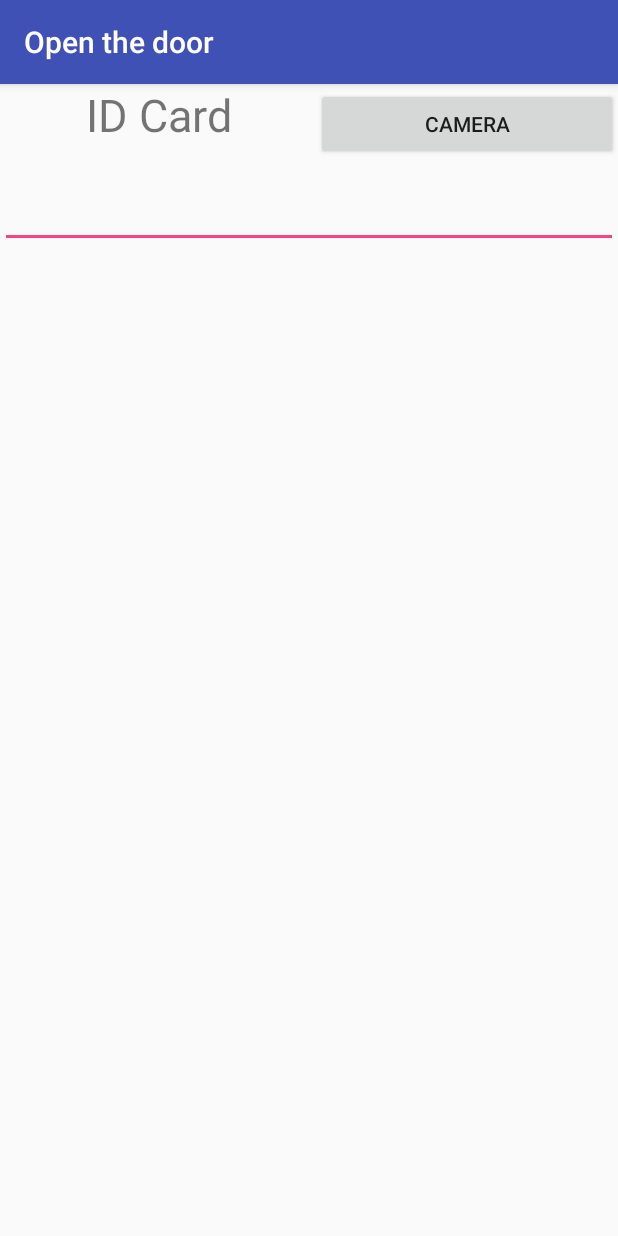
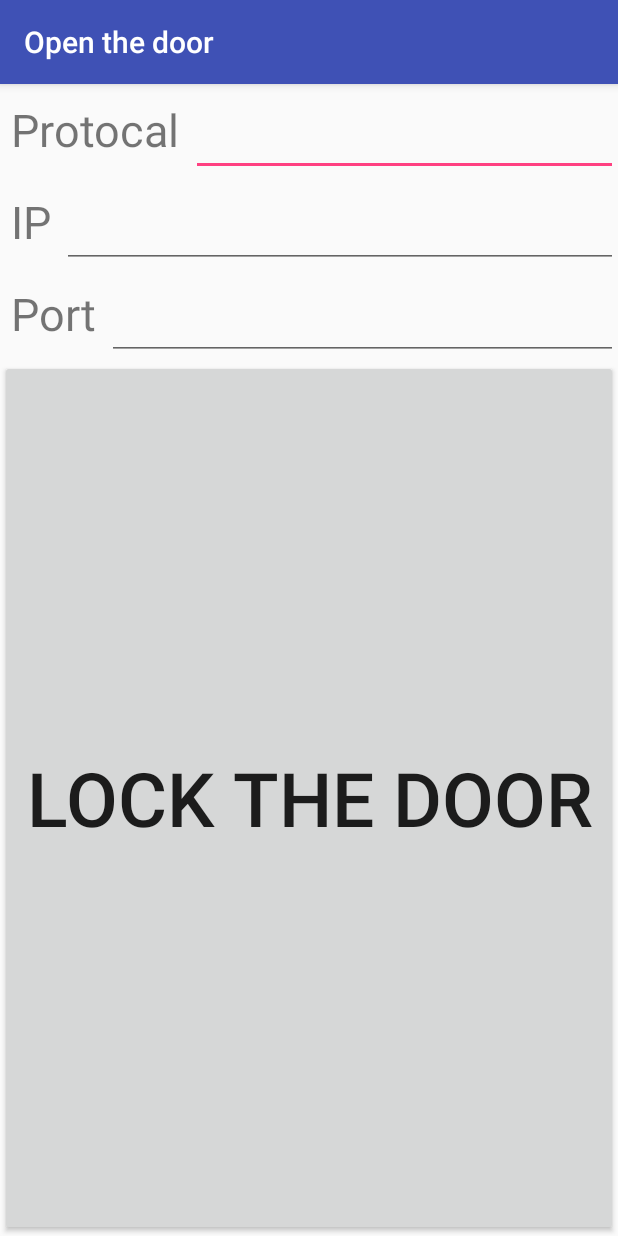
Before and after one commit to diewland/openthedoor-client, an Android app: the screen it shows after launch (MainActivity), on a phone screen of 412 x 824 dp. Run offline under Robolectric (Android 15) with nearby library versions, the phone set to English and light mode, and no system bars.

```diff
--- a/app/src/main/AndroidManifest.xml
+++ b/app/src/main/AndroidManifest.xml
@@ -28,7 +28,8 @@
             </intent-filter>
         </activity>
 
-        <activity android:name="com.diewland.openthedoor.LivePreviewActivity" android:exported="true">
+        <activity android:name="com.diewland.openthedoor.LivePreviewActivity"
+                  android:exported="true">
         </activity>
 
     </application>
--- a/app/src/main/java/com/diewland/openthedoor/MainActivity.java
+++ b/app/src/main/java/com/diewland/openthedoor/MainActivity.java
@@ -1,6 +1,7 @@
 package com.diewland.openthedoor;
 
 import android.content.Intent;
+import android.content.SharedPreferences;
 import android.support.v7.app.AppCompatActivity;
 import android.os.Bundle;
 import android.view.View;
@@ -9,8 +10,14 @@ import android.widget.EditText;
 
 public class MainActivity extends AppCompatActivity {
 
-    private EditText text_idcard;
-    private Button btn_idcard;
+    private SharedPreferences prefs;
+    private SharedPreferences.Editor editor;
+    public static final String MY_PREFS_NAME = "OPENTHEDOOR";
+
+    private EditText text_protocal;
+    private EditText text_ip;
+    private EditText text_port;
+    private Button btn_lock;
 
     private static final int PICK_CAMERA = 3;
 
@@ -19,16 +26,39 @@ public class MainActivity extends AppCompatActivity {
         super.onCreate(savedInstanceState);
         setContentView(R.layout.activity_main);
 
-        btn_idcard = findViewById(R.id.btn_idcard);
-        text_idcard = findViewById(R.id.text_idcard);
+        prefs = getSharedPreferences(MY_PREFS_NAME, MODE_PRIVATE);
 
-        btn_idcard.setOnClickListener(new View.OnClickListener() {
+        text_protocal = findViewById(R.id.protocal);
+        text_ip = findViewById(R.id.ip);
+        text_port = findViewById(R.id.port);
+        btn_lock = findViewById(R.id.btn_lock);
+
+        btn_lock.setOnClickListener(new View.OnClickListener() {
             @Override
             public void onClick(View view) {
-                Intent myIntent = new Intent(MainActivity.this, LivePreviewActivity.class);
-                startActivityForResult(myIntent, PICK_CAMERA);
+            Intent myIntent = new Intent(MainActivity.this, LivePreviewActivity.class);
+            startActivityForResult(myIntent, PICK_CAMERA);
             }
         });
     }
 
+    @Override
+    protected void onPause() {
+        editor = prefs.edit();
+        editor.putString("protocal", text_protocal.getText().toString());
+        editor.putString("ip", text_ip.getText().toString());
+        editor.putString("port", text_port.getText().toString());
+        editor.apply();
+
+        super.onPause();
+    }
+
+    @Override
+    protected void onResume() {
+        super.onResume();
+
+        text_protocal.setText(prefs.getString("protocal", ""));
+        text_ip.setText(prefs.getString("ip", ""));
+        text_port.setText(prefs.getString("port", ""));
+    }
 }
--- a/app/src/main/res/layout/activity_main.xml
+++ b/app/src/main/res/layout/activity_main.xml
@@ -6,33 +6,74 @@
     android:orientation="vertical"
     tools:context="com.diewland.openthedoor.MainActivity">
 
+     <LinearLayout
+        android:layout_width="match_parent"
+        android:layout_height="wrap_content"
+        android:orientation="horizontal">
+
+        <TextView
+            android:layout_width="wrap_content"
+            android:layout_height="wrap_content"
+            android:text=" Protocal "
+            android:textAlignment="center"
+            android:textSize="30sp" />
+
+        <EditText
+            android:id="@+id/protocal"
+            android:layout_width="wrap_content"
+            android:layout_height="wrap_content"
+            android:layout_weight="1"
+            android:textSize="30sp" />
+
+    </LinearLayout>
+
     <LinearLayout
         android:layout_width="match_parent"
         android:layout_height="wrap_content"
         android:orientation="horizontal">
 
         <TextView
-            android:id="@+id/textView3"
+            android:layout_width="wrap_content"
+            android:layout_height="wrap_content"
+            android:text=" IP "
+            android:textAlignment="center"
+            android:textSize="30sp" />
+
+        <EditText
+            android:id="@+id/ip"
             android:layout_width="wrap_content"
             android:layout_height="wrap_content"
             android:layout_weight="1"
-            android:text="ID Card"
+            android:textSize="30sp" />
+
+    </LinearLayout>
+
+    <LinearLayout
+        android:layout_width="match_parent"
+        android:layout_height="wrap_content"
+        android:orientation="horizontal">
+
+        <TextView
+            android:layout_width="wrap_content"
+            android:layout_height="wrap_content"
+            android:text=" Port "
             android:textAlignment="center"
             android:textSize="30sp" />
 
-        <Button
-            android:id="@+id/btn_idcard"
+        <EditText
+            android:id="@+id/port"
             android:layout_width="wrap_content"
             android:layout_height="wrap_content"
             android:layout_weight="1"
-            android:text="Camera" />
+            android:textSize="30sp" />
+
     </LinearLayout>
 
-    <EditText
-        android:id="@+id/text_idcard"
+    <Button
+        android:id="@+id/btn_lock"
         android:layout_width="match_parent"
         android:layout_height="wrap_content"
-        android:ems="10"
-        android:inputType="number"
-        android:textSize="30sp" />
+        android:layout_weight="1"
+        android:textSize="50sp"
+        android:text="Lock the door" />
 </LinearLayout>
```
Also changed, not shown: app/src/main/java/com/diewland/openthedoor/BarcodeScanningProcessor.java (+12 -2 lines), app/src/main/java/com/diewland/openthedoor/LivePreviewActivity.java (+23 -4 lines), app/src/main/java/com/diewland/openthedoor/helper/BarcodeGraphic.java (+4 -3 lines).
